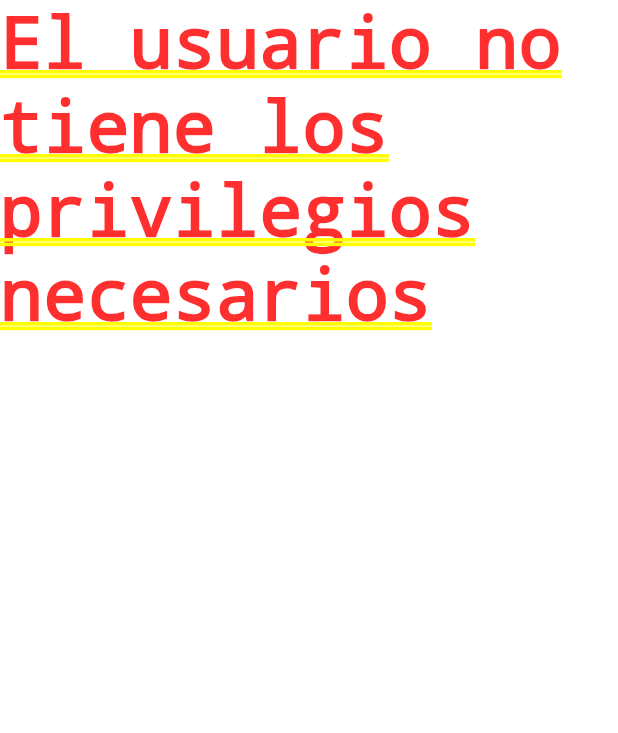
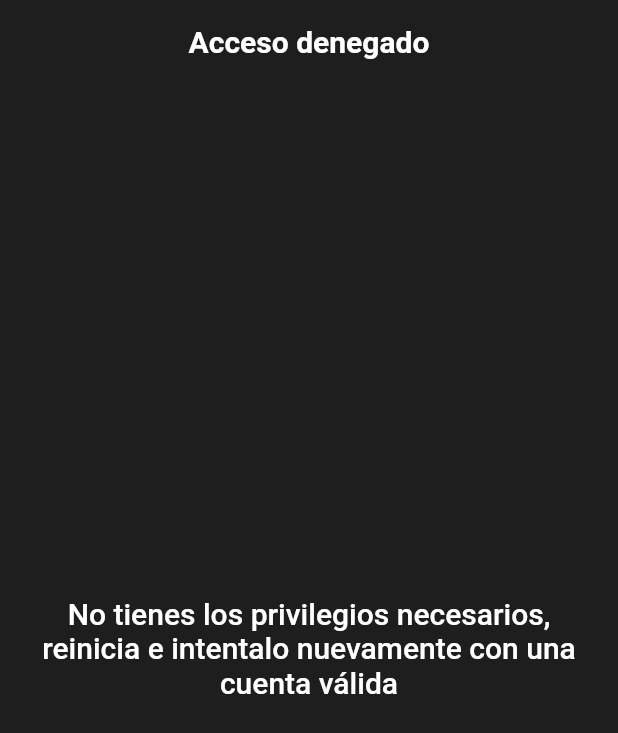
Before and after one commit to VIMarcosIV/game_keep_web_app_tfg, a Flutter app: the screen it shows once a user with an empty profile is signed in, on a phone screen of 412 x 824 dp. Shown: the top 733 px of the screen. Run offline on Flutter 3.47's test engine with Material 2 defaults, Android fonts, the phone set to English and light mode, and no system bars; our stand-ins replace cloud_firestore, firebase_auth, firebase_core, flutter_spinkit; accounts and stored records are empty; network calls fail; statements that could not run were skipped.

Commit message:
Login acabado, falta el formulario de insertar datos

```diff
--- a/lib/pages/login_page.dart
+++ b/lib/pages/login_page.dart
@@ -1,10 +1,12 @@
 import 'package:cloud_firestore/cloud_firestore.dart';
 import 'package:firebase_auth/firebase_auth.dart';
 import 'package:flutter/material.dart';
+import 'package:flutter_tfg_web/pages/dataInsertion_page.dart';
+import 'package:flutter_tfg_web/pages/unauthorized_page.dart';
 import 'package:provider/provider.dart';
 
 import '../provider/auth_provider.dart';
-import 'form_page.dart';
+import 'package:flutter_spinkit/flutter_spinkit.dart';
 
 class LoginPage extends StatelessWidget {
   const LoginPage({Key? key});
@@ -143,7 +145,15 @@ class LoginPage extends StatelessWidget {
       builder: (context, snapshot) {
         if (snapshot.connectionState == ConnectionState.waiting) {
           // Esperando la obtención del documento de Firestore
-          return CircularProgressIndicator();
+          return SpinKitFadingCircle(
+            itemBuilder: (BuildContext context, int index) {
+              return DecoratedBox(
+                decoration: BoxDecoration(
+                  color: index.isEven ? Colors.black : Colors.grey,
+                ),
+              );
+            },
+          );
         } else if (snapshot.hasError) {
           // Error al obtener el documento de Firestore
           return Text('Error al obtener el documento');
@@ -154,12 +164,12 @@ class LoginPage extends StatelessWidget {
 
             final userRole = userData?['role'];
             if (userRole == 'admin') {
-              return FormPage();
+              return DataInsertion_Page();
             } else {
-              return Text('El usuario no tiene los privilegios necesarios');
+              return UnauthorizedScreen();
             }
           } else {
-            return Text('El usuario no tiene los privilegios necesarios');
+            return UnauthorizedScreen();
           }
         }
       },
--- /dev/null
+++ b/lib/pages/unauthorized_page.dart
@@ -0,0 +1,39 @@
+import 'package:flutter/material.dart';
+import 'package:flutter_tfg_web/pages/login_page.dart';
+import '../themes/custom_theme.dart';
+
+class UnauthorizedScreen extends StatelessWidget {
+  const UnauthorizedScreen({Key? key}) : super(key: key);
+
+  @override
+  Widget build(BuildContext context) {
+    return Theme(
+      data:
+          customTheme, // Importar el tema personalizado desde el archivo custom_theme.dart
+      child: Scaffold(
+        appBar: AppBar(
+          title: Text('Acceso denegado'),
+        ),
+        body: Center(
+          child: Container(
+            padding: const EdgeInsets.all(16.0),
+            child: Column(
+              mainAxisAlignment: MainAxisAlignment.center,
+              children: [
+                Text(
+                  'No tienes los privilegios necesarios, reinicia e intentalo nuevamente con una cuenta válida',
+                  style: Theme.of(context)
+                      .textTheme
+                      .headline6
+                      ?.copyWith(color: Colors.white),
+                  textAlign: TextAlign.center,
+                ),
+                SizedBox(height: 16.0),
+              ],
+            ),
+          ),
+        ),
+      ),
+    );
+  }
+}
--- a/lib/provider/auth_provider.dart
+++ b/lib/provider/auth_provider.dart
@@ -1,8 +1,7 @@
 import 'package:cloud_firestore/cloud_firestore.dart';
 import 'package:firebase_auth/firebase_auth.dart';
 import 'package:flutter/material.dart';
-
-import '../pages/form_page.dart';
+import 'package:flutter_tfg_web/pages/dataInsertion_page.dart';
 
 class AuthProvider extends ChangeNotifier {
   TextEditingController emailController = TextEditingController();
@@ -85,7 +84,7 @@ class AuthProvider extends ChangeNotifier {
           print("Rol:" + userRole);
           Navigator.push(
             context,
-            MaterialPageRoute(builder: (context) => FormPage()),
+            MaterialPageRoute(builder: (context) => DataInsertion_Page()),
           );
         } else {
           ScaffoldMessenger.of(context).showSnackBar(
--- a/pubspec.yaml
+++ b/pubspec.yaml
@@ -40,6 +40,7 @@ dependencies:
   cloud_firestore: ^4.6.0
   firebase_storage: ^11.2.0
   provider: ^6.0.5
+  flutter_spinkit: ^5.2.0
 
 dev_dependencies:
   flutter_test:
```
Also changed, not shown: lib/pages/form_page.dart (deleted, +0 -141 lines), pubspec.lock.
